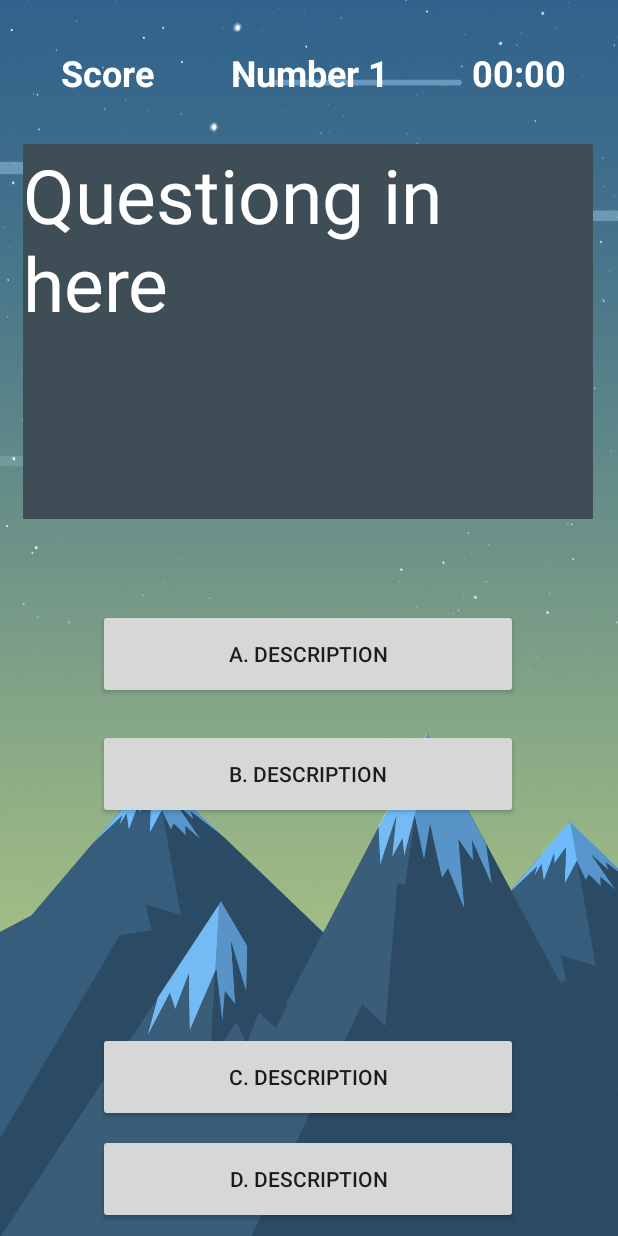
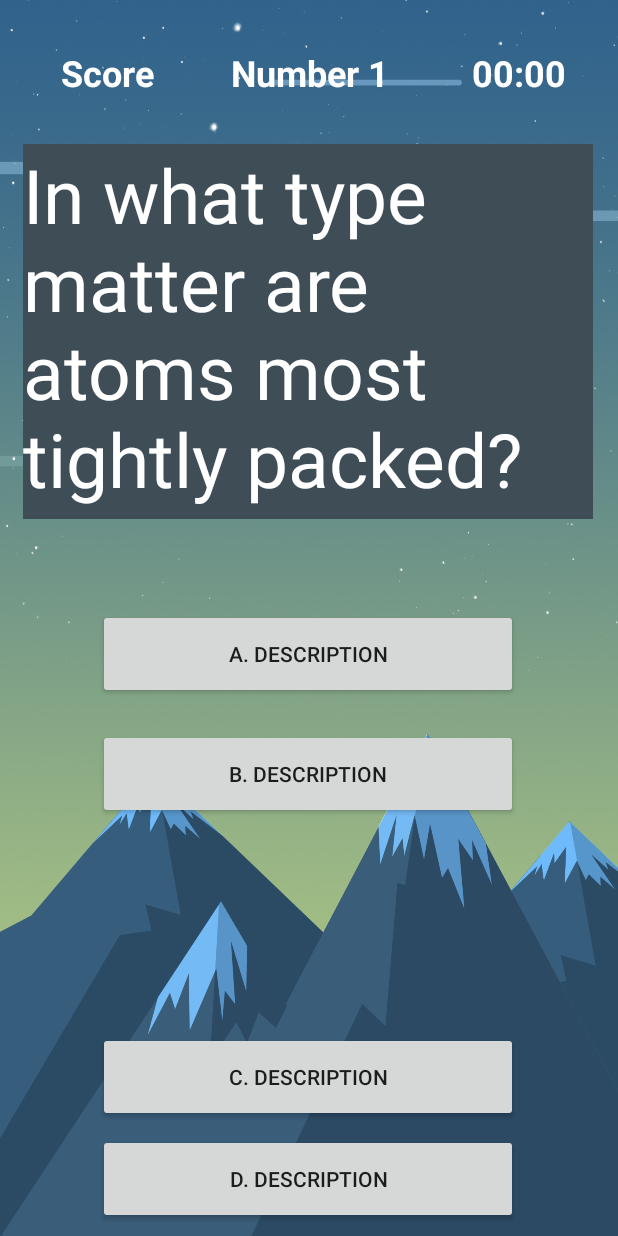
Before and after one commit to Ean-Yan/Android-Quiz-Game, an Android app: the screen it shows after launch (gamePage), after a tap on an icon or button, on a phone screen of 412 x 824 dp. Run offline under Robolectric (Android 15) with nearby library versions, the phone set to English and light mode, and no system bars; Roboto replaces fonts that are not available here; 1 statement that could not run was skipped.

Commit message:
questionGetter

```diff
--- a/app/src/main/java/com/example/jacobgraves/myapplication/Database/QuestionBuilder.kt
+++ b/app/src/main/java/com/example/jacobgraves/myapplication/Database/QuestionBuilder.kt
@@ -566,7 +566,7 @@ class QuestionBuilder {
                         "Olympias",
                         "Croton",
                         "Heraea",
-                        4)
+                        4),
                 Question("History",
                         2,
                         "The greeks created and were the first to implement this type of government.",
@@ -614,7 +614,7 @@ class QuestionBuilder {
                         "Egyptians",
                         "Assyrians",
                         "Romans",
-                        3)
+                        3),
                 Question("History",
                         2,
                         "What is the term for a civilization that studied many gods? ",
@@ -649,6 +649,14 @@ class QuestionBuilder {
                         2)
         )
     }
-
-
+        public fun returnRandom(): Question{
+                return Question("Science",
+                        1,
+                        "In what type matter are atoms most tightly packed?",
+                        "Gases",
+                        "Liquids",
+                        "Solids",
+                        "16x",
+                        3)
+        }
 }
--- a/app/src/main/java/com/example/jacobgraves/myapplication/MainActivity.kt
+++ b/app/src/main/java/com/example/jacobgraves/myapplication/MainActivity.kt
@@ -8,26 +8,26 @@ import android.view.Menu
 import android.view.MenuItem
 import android.widget.Button
 import android.widget.TextView
-import com.example.jacobgraves.myapplication.Database.Question
+//import com.example.jacobgraves.myapplication.Database.Question
 import kotlinx.android.synthetic.main.activity_game_page.*
 
 class MainActivity : AppCompatActivity() {
     private lateinit var media : MediaPlayer
     var soundOn = true
-    var questionView: TextView? = null
-    var Score = 0
+
 
     override fun onCreate(savedInstanceState: Bundle?) {
         super.onCreate(savedInstanceState)
         setContentView(R.layout.activity_main)
 
-        val gameOn : Button = findViewById(R.id.PlayButton)
+        val gameOn : Button = findViewById<Button>(R.id.PlayButton)
         gameOn.setOnClickListener {
             startNewGame(true)
         }
 
         //Unsolved Media Switch
-        questionView = findViewById(R.id.QuestionView)
+
+
         media = MediaPlayer.create(this, R.raw.homepage)
         var music = findViewById<Button>(R.id.soundButton) as Button
 //        music.setOnClickListener {
@@ -39,8 +39,9 @@ class MainActivity : AppCompatActivity() {
 
     }
 
+
     private fun startNewGame(clickListener: Boolean){
-        questionView?.text="Question 1"
+
         val toQuestionPage = Intent(this, gamePage :: class.java)
         startActivity(toQuestionPage)
     }
--- a/app/src/main/java/com/example/jacobgraves/myapplication/gamePage.kt
+++ b/app/src/main/java/com/example/jacobgraves/myapplication/gamePage.kt
@@ -2,11 +2,30 @@ package com.example.jacobgraves.myapplication
 
 import android.support.v7.app.AppCompatActivity
 import android.os.Bundle
+import android.widget.Button
+import android.widget.TextView
+import com.example.jacobgraves.myapplication.Database.QuestionBuilder
+import kotlinx.android.synthetic.main.activity_game_page.*
+import org.w3c.dom.Text
 
 class gamePage : AppCompatActivity() {
 
     override fun onCreate(savedInstanceState: Bundle?) {
         super.onCreate(savedInstanceState)
         setContentView(R.layout.activity_game_page)
+
+        var ans1 = findViewById<Button>(R.id.button)
+        var ans2 = findViewById<Button>(R.id.button5)
+        var ans3 = findViewById<Button>(R.id.button6)
+        var ans4 = findViewById<Button>(R.id.button7)
+        var builder = QuestionBuilder()
+
+
+
+        QuestionView.setText(builder.returnRandom().Question)
+
+
+
+
     }
 }
```
